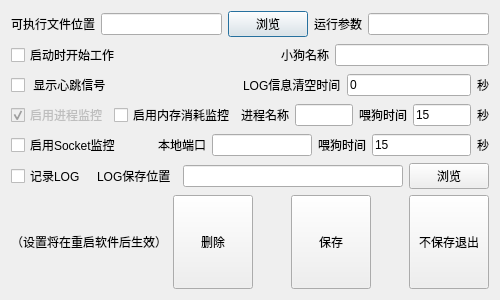
Above: dialog_dog_config.ui from laoponline/WatchDog_House before the change. Below: the same form after it.
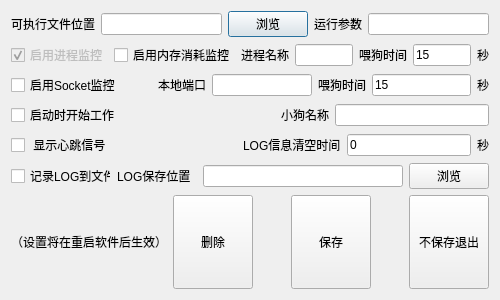
That is the form after the change.

```diff
--- a/dialog_dog_config.ui
+++ b/dialog_dog_config.ui
@@ -59,85 +59,6 @@
      </item>
     </layout>
    </item>
-   <item>
-    <layout class="QHBoxLayout" name="horizontalLayout_7">
-     <item>
-      <widget class="QCheckBox" name="checkBox_Auto_Start">
-       <property name="text">
-        <string>启动时开始工作</string>
-       </property>
-      </widget>
-     </item>
-     <item>
-      <spacer name="horizontalSpacer_4">
-       <property name="orientation">
-        <enum>Qt::Horizontal</enum>
-       </property>
-       <property name="sizeHint" stdset="0">
-        <size>
-         <width>40</width>
-         <height>20</height>
-        </size>
-       </property>
-      </spacer>
-     </item>
-     <item>
-      <widget class="QLabel" name="label_Fixed_15">
-       <property name="text">
-        <string>小狗名称</string>
-       </property>
-      </widget>
-     </item>
-     <item>
-      <widget class="QLineEdit" name="lineEdit_dog_name"/>
-     </item>
-    </layout>
-   </item>
-   <item>
-    <layout class="QHBoxLayout" name="horizontalLayout_3">
-     <item>
-      <widget class="QCheckBox" name="checkBox_Show_Heartbeat">
-       <property name="text">
-        <string> 显示心跳信号</string>
-       </property>
-      </widget>
-     </item>
-     <item>
-      <spacer name="horizontalSpacer">
-       <property name="orientation">
-        <enum>Qt::Horizontal</enum>
-       </property>
-       <property name="sizeHint" stdset="0">
-        <size>
-         <width>40</width>
-         <height>20</height>
-        </size>
-       </property>
-      </spacer>
-     </item>
-     <item>
-      <widget class="QLabel" name="label_Fixed_2">
-       <property name="text">
-        <string>LOG信息清空时间</string>
-       </property>
-      </widget>
-     </item>
-     <item>
-      <widget class="QLineEdit" name="lineEdit_Log_Clear_Duration">
-       <property name="text">
-        <string>0</string>
-       </property>
-      </widget>
-     </item>
-     <item>
-      <widget class="QLabel" name="label_Fixed_5">
-       <property name="text">
-        <string>秒</string>
-       </property>
-      </widget>
-     </item>
-    </layout>
-   </item>
    <item>
     <layout class="QHBoxLayout" name="horizontalLayout_4">
      <item>
@@ -269,6 +190,85 @@
      </item>
     </layout>
    </item>
+   <item>
+    <layout class="QHBoxLayout" name="horizontalLayout_7">
+     <item>
+      <widget class="QCheckBox" name="checkBox_Auto_Start">
+       <property name="text">
+        <string>启动时开始工作</string>
+       </property>
+      </widget>
+     </item>
+     <item>
+      <spacer name="horizontalSpacer_4">
+       <property name="orientation">
+        <enum>Qt::Horizontal</enum>
+       </property>
+       <property name="sizeHint" stdset="0">
+        <size>
+         <width>40</width>
+         <height>20</height>
+        </size>
+       </property>
+      </spacer>
+     </item>
+     <item>
+      <widget class="QLabel" name="label_Fixed_15">
+       <property name="text">
+        <string>小狗名称</string>
+       </property>
+      </widget>
+     </item>
+     <item>
+      <widget class="QLineEdit" name="lineEdit_dog_name"/>
+     </item>
+    </layout>
+   </item>
+   <item>
+    <layout class="QHBoxLayout" name="horizontalLayout_3">
+     <item>
+      <widget class="QCheckBox" name="checkBox_Show_Heartbeat">
+       <property name="text">
+        <string> 显示心跳信号</string>
+       </property>
+      </widget>
+     </item>
+     <item>
+      <spacer name="horizontalSpacer">
+       <property name="orientation">
+        <enum>Qt::Horizontal</enum>
+       </property>
+       <property name="sizeHint" stdset="0">
+        <size>
+         <width>40</width>
+         <height>20</height>
+        </size>
+       </property>
+      </spacer>
+     </item>
+     <item>
+      <widget class="QLabel" name="label_Fixed_2">
+       <property name="text">
+        <string>LOG信息清空时间</string>
+       </property>
+      </widget>
+     </item>
+     <item>
+      <widget class="QLineEdit" name="lineEdit_Log_Clear_Duration">
+       <property name="text">
+        <string>0</string>
+       </property>
+      </widget>
+     </item>
+     <item>
+      <widget class="QLabel" name="label_Fixed_5">
+       <property name="text">
+        <string>秒</string>
+       </property>
+      </widget>
+     </item>
+    </layout>
+   </item>
    <item>
     <layout class="QHBoxLayout" name="horizontalLayout">
      <item>
@@ -280,7 +280,7 @@
         </size>
        </property>
        <property name="text">
-        <string>记录LOG</string>
+        <string>记录LOG到文件</string>
        </property>
       </widget>
      </item>
```
